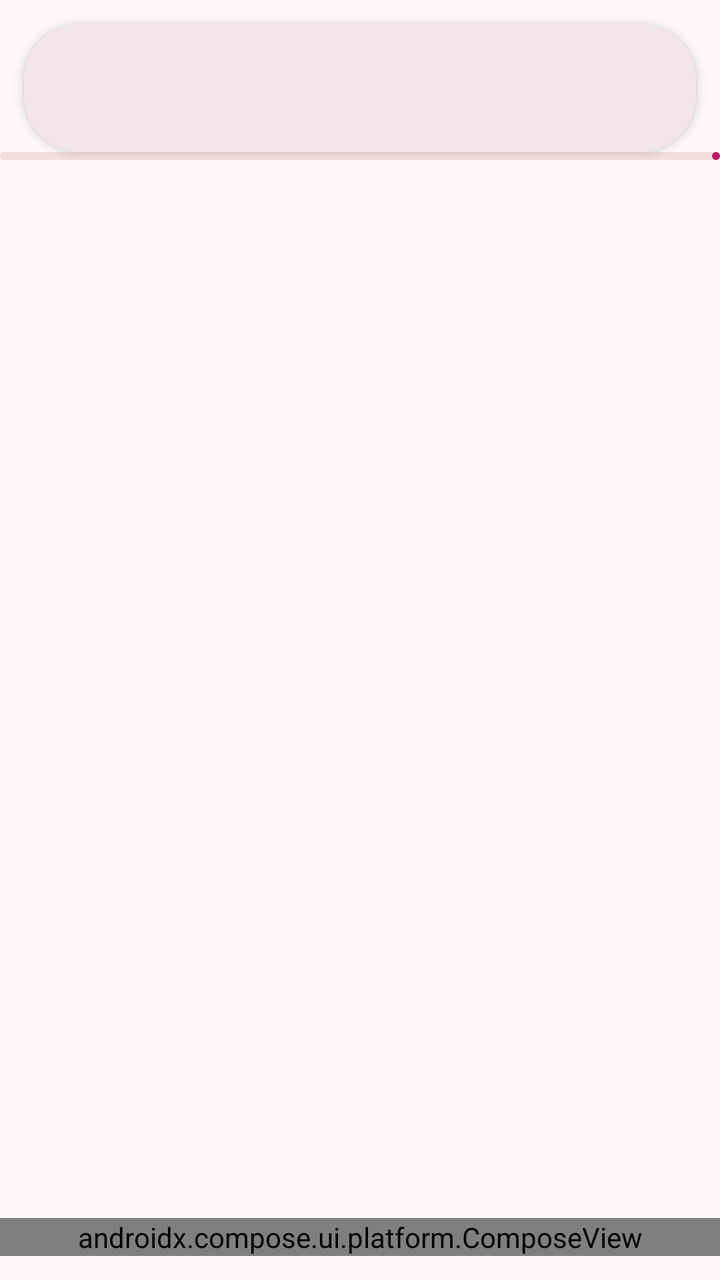
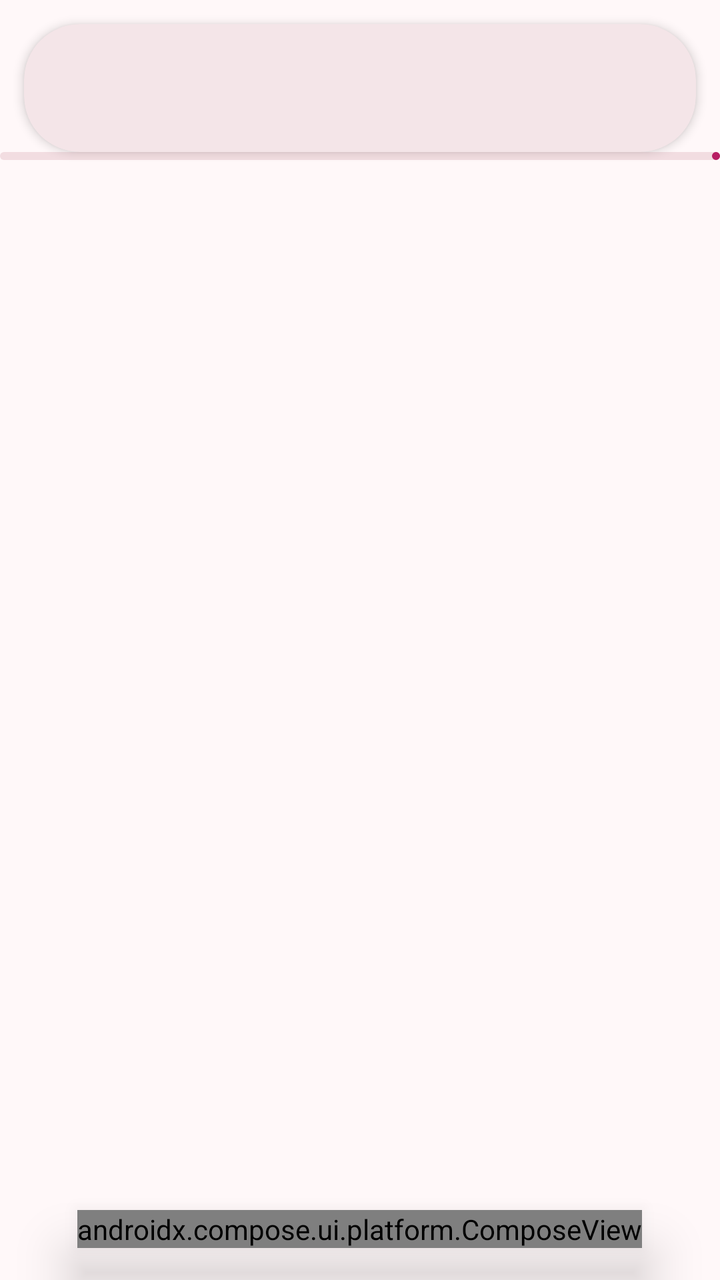

Compare the two renders of this Android layout. The source of the first and the diff that turns it into the second are given below.
<!-- AndroidManifest.xml: application theme AppTheme -->
<!-- res/layout/activity_main.xml -->
<RelativeLayout
    xmlns:android="http://schemas.android.com/apk/res/android"
    xmlns:app="http://schemas.android.com/apk/res-auto"
    xmlns:tools="http://schemas.android.com/tools"
    android:layout_width="match_parent"
    android:layout_height="match_parent"
    android:id="@+id/main"
    tools:ignore="ContentDescription">

    
    <com.google.android.material.card.MaterialCardView
        style="@style/Widget.Material3.CardView.Elevated"
        android:backgroundTint="?attr/colorSurfaceContainerHigh"
        app:cardElevation="3dp"
        app:strokeWidth="0dp"
        android:id="@+id/appBar"
        android:layout_width="match_parent"
        android:layout_height="64dp"
        android:layout_marginStart="12dp"
        android:layout_marginEnd="12dp"
        android:layout_marginTop="12dp"
        android:layout_alignParentTop="true"
        app:cardCornerRadius="28dp">

        <LinearLayout
            android:layout_width="wrap_content"
            android:layout_height="match_parent"
            android:orientation="horizontal">

            <com.google.android.material.card.MaterialCardView
                android:id="@+id/item_cardView"
                style="@style/Widget.Material3.CardView.Filled"
                android:layout_width="28dp"
                android:layout_height="28dp"
                android:layout_marginStart="16dp"
                android:backgroundTint="@android:color/transparent"
                android:layout_gravity="center_vertical"
                app:cardCornerRadius="8dp">

                <ImageView
                    android:id="@+id/menu_icon"
                    android:layout_width="28dp"
                    android:layout_height="28dp"
                    android:scaleType="fitCenter"
                    tools:ignore="ContentDescription" />

            </com.google.android.material.card.MaterialCardView>

            <LinearLayout
                android:layout_width="match_parent"
                android:layout_height="match_parent"
                android:layout_marginStart="12dp"
                android:layout_marginEnd="110dp"
                android:id="@+id/textGroup"
                android:orientation="vertical"
                android:gravity="center_vertical"
                android:layout_marginBottom="8dp"
                android:layout_marginTop="8dp">

                <TextView
                    android:id="@+id/appBar_title"
                    android:layout_width="match_parent"
                    android:layout_height="wrap_content"
                    android:layout_marginBottom="2dp"
                    android:ellipsize="end"
                    android:includeFontPadding="false"
                    android:maxLines="1"
                    android:textAppearance="?attr/textAppearanceTitleMedium"
                    android:textColor="?attr/colorOnSurface"
                    android:textStyle="bold"/>

                <TextView
                    android:id="@+id/appbar_URL"
                    android:layout_width="match_parent"
                    android:layout_height="wrap_content"
                    android:ellipsize="end"
                    android:includeFontPadding="false"
                    android:maxLines="1"
                    android:textAppearance="?attr/textAppearanceBodySmall"
                    android:textColor="?attr/colorOutline"/>

            </LinearLayout>

        </LinearLayout>

    </com.google.android.material.card.MaterialCardView>

    <LinearLayout
        android:id="@+id/appBar_buttons"
        android:visibility="gone"
        android:layout_width="wrap_content"
        android:layout_height="64dp"
        android:layout_alignParentEnd="true"
        android:layout_alignParentTop="true"
        android:orientation="horizontal"
        android:layout_marginEnd="16dp"
        android:layout_marginTop="12dp"
        tools:ignore="RelativeOverlap">

        <com.google.android.material.floatingactionbutton.FloatingActionButton
            android:id="@+id/fab_overview"
            style="@style/Widget.Material3.Button.IconButton.Outlined"
            app:backgroundTint="?attr/colorSurfaceContainerHighest"
            app:borderWidth="0.5dp"
            android:layout_width="wrap_content"
            android:layout_height="wrap_content"
            android:layout_gravity="center"
            android:src="@drawable/icon_bookmark"
            app:maxImageSize="20dp"
            app:fabCustomSize="40dp"
            app:elevation="1dp" />

        <com.google.android.material.floatingactionbutton.FloatingActionButton
            android:id="@+id/fab_menu"
            style="@style/Widget.Material3.Button.IconButton.Outlined"
            app:backgroundTint="?attr/colorSurfaceContainerHighest"
            app:borderWidth="0.5dp"
            android:layout_width="wrap_content"
            android:layout_height="wrap_content"
            android:layout_gravity="center"
            android:layout_marginStart="8dp"
            android:src="@drawable/icon_profile_standard"
            app:maxImageSize="20dp"
            app:fabCustomSize="40dp"
            app:elevation="1dp" />

    </LinearLayout>

    
    <com.google.android.material.progressindicator.LinearProgressIndicator
        android:id="@+id/main_progress_bar"
        android:layout_width="match_parent"
        android:layout_height="wrap_content"
        android:layout_below="@id/appBar"
        app:indicatorColor="?attr/colorPrimary"
        app:trackColor="?attr/colorSurfaceVariant"
        app:trackThickness="4dp"/>

    
    <FrameLayout
        android:id="@+id/main_content"
        android:layout_width="match_parent"
        android:layout_height="match_parent"
        android:layout_below="@id/main_progress_bar"
        android:layout_above="@+id/bottom_nav_compose"/>

    
    <com.google.android.material.floatingactionbutton.FloatingActionButton
        android:id="@+id/fab_showAppBar"
        android:layout_alignParentTop="true"
        android:layout_alignParentStart="true"
        android:layout_marginStart="16dp"
        android:layout_marginTop="16dp"
        android:src="@drawable/icon_up"
        app:elevation="2dp"
        style="@style/Widget.Material3.Button.IconButton.Outlined"
        app:backgroundTint="?attr/colorSurfaceContainerHighest"
        app:borderWidth="0.5dp"
        android:layout_width="wrap_content"
        android:layout_height="wrap_content"
        android:layout_gravity="center"
        app:maxImageSize="20dp"
        app:fabCustomSize="42dp"
        android:visibility="gone"/>

    
    <com.google.android.material.card.MaterialCardView
        android:id="@+id/searchOnSiteLayout"
        android:visibility="gone"
        style="@style/Widget.Material3.CardView.Elevated"
        android:backgroundTint="?attr/colorSurfaceContainerHigh"
        app:cardElevation="4dp"
        app:strokeWidth="0dp"
        android:layout_width="match_parent"
        android:layout_height="72dp"
        android:layout_margin="12dp"
        android:layout_alignParentTop="true"
        app:cardCornerRadius="28dp"
        android:orientation="vertical">

        <RelativeLayout
            android:layout_width="match_parent"
            android:layout_height="match_parent">

            <Button
                android:id="@+id/searchOnSite_buttonClose"
                style="@style/Widget.Material3.Button.IconButton"
                android:layout_width="wrap_content"
                android:layout_height="wrap_content"
                android:layout_alignParentEnd="true"
                android:layout_centerInParent="true"
                android:layout_marginEnd="10dp"
                app:icon="@drawable/icon_close" />

            <com.google.android.material.textfield.TextInputLayout
                android:id="@+id/searchOnSite_textField"
                style="@style/Widget.Material3.TextInputLayout.OutlinedBox"
                android:layout_width="match_parent"
                android:layout_height="match_parent"
                android:layout_alignParentTop="true"
                android:layout_toStartOf="@+id/searchOnSite_buttonClose"
                android:paddingEnd="10dp"
                android:paddingStart="10dp"
                android:paddingBottom="5dp"
                android:paddingTop="5dp"
                android:hint="@string/menu_other_searchSite"
                app:boxCornerRadiusTopStart="24dp"
                app:boxCornerRadiusTopEnd="24dp"
                app:boxCornerRadiusBottomStart="24dp"
                app:boxCornerRadiusBottomEnd="24dp"
                app:boxStrokeWidth="0.8dp"
                app:boxStrokeWidthFocused="1.5dp"
                app:startIconDrawable="@drawable/icon_up"
                app:endIconDrawable="@drawable/icon_down"
                app:endIconMode="custom">

                <com.google.android.material.textfield.TextInputEditText
                    android:id="@+id/searchOnSite_input"
                    android:layout_width="match_parent"
                    android:layout_height="wrap_content"
                    android:inputType="text|textUri"
                    android:selectAllOnFocus="true"/>

            </com.google.android.material.textfield.TextInputLayout>

        </RelativeLayout>

    </com.google.android.material.card.MaterialCardView>

    
    <androidx.compose.ui.platform.ComposeView
        android:id="@+id/bottom_nav_compose"
        android:layout_width="match_parent"
        android:layout_height="wrap_content"
        android:layout_alignParentBottom="true"
        android:layout_marginBottom="12dp"/>

</RelativeLayout>
<!-- resources referenced by this layout -->
<resources>
  <!-- drawable icon_down (drawable) -->
  <vector xmlns:android="http://schemas.android.com/apk/res/android"
      android:width="24dp"
      android:height="24dp"
      android:viewportWidth="960"
      android:viewportHeight="960"
      android:tint="?attr/colorControlNormal">
    <path
        android:fillColor="@android:color/white"
        android:pathData="M480,598Q472,598 465,595.5Q458,593 452,587L268,403Q257,392 257,375Q257,358 268,347Q279,336 296,336Q313,336 324,347L480,503L636,347Q647,336 664,336Q681,336 692,347Q703,358 703,375Q703,392 692,403L508,587Q502,593 495,595.5Q488,598 480,598Z"/>
  </vector>
  <!-- drawable icon_up (drawable) -->
  <vector xmlns:android="http://schemas.android.com/apk/res/android"
      android:width="24dp"
      android:height="24dp"
      android:viewportWidth="960"
      android:viewportHeight="960"
      android:tint="?attr/colorControlNormal">
    <path
        android:fillColor="@android:color/white"
        android:pathData="M480,431L324,587Q313,598 296,598Q279,598 268,587Q257,576 257,559Q257,542 268,531L452,347Q458,341 465,338.5Q472,336 480,336Q488,336 495,338.5Q502,341 508,347L692,531Q703,542 703,559Q703,576 692,587Q681,598 664,598Q647,598 636,587L480,431Z"/>
  </vector>
  <string name="menu_other_searchSite">Search on site</string>
  <color name="md_theme_primary">#B81D63</color>
  <color name="md_theme_onPrimary">#FFFFFF</color>
  <color name="md_theme_primaryContainer">#FFD9E2</color>
  <color name="md_theme_onPrimaryContainer">#3E001D</color>
  <color name="md_theme_secondary">#74565F</color>
  <color name="md_theme_onSecondary">#FFFFFF</color>
  <color name="md_theme_secondaryContainer">#FFD9E2</color>
  <color name="md_theme_onSecondaryContainer">#2B151C</color>
  <color name="md_theme_tertiary">#006874</color>
  <color name="md_theme_onTertiary">#FFFFFF</color>
  <color name="md_theme_tertiaryContainer">#9EEFFF</color>
  <color name="md_theme_onTertiaryContainer">#001F24</color>
  <color name="md_theme_error">#BA1A1A</color>
  <color name="md_theme_onError">#FFFFFF</color>
  <color name="md_theme_errorContainer">#FFDAD6</color>
  <color name="md_theme_onErrorContainer">#410002</color>
  <color name="md_theme_background">#FFF8F9</color>
  <color name="md_theme_onBackground">#201A1C</color>
  <color name="md_theme_surface">#FFF8F9</color>
  <color name="md_theme_onSurface">#201A1C</color>
  <color name="md_theme_surfaceVariant">#F2DDE1</color>
  <color name="md_theme_onSurfaceVariant">#514347</color>
  <color name="md_theme_outline">#837377</color>
  <color name="md_theme_outlineVariant">#D5C2C6</color>
  <color name="md_theme_inverseSurface">#362E31</color>
  <color name="md_theme_inverseOnSurface">#FAEEF0</color>
  <color name="md_theme_inversePrimary">#FFB1C8</color>
  <color name="md_theme_primaryFixed">#FFD9E2</color>
  <color name="md_theme_onPrimaryFixed">#3E001D</color>
  <color name="md_theme_primaryFixedDim">#FFB1C8</color>
  <color name="md_theme_onPrimaryFixedVariant">#8E0045</color>
  <color name="md_theme_secondaryFixed">#FFD9E2</color>
  <color name="md_theme_onSecondaryFixed">#2B151C</color>
  <color name="md_theme_secondaryFixedDim">#E3BDC6</color>
  <color name="md_theme_onSecondaryFixedVariant">#5B3F47</color>
  <color name="md_theme_tertiaryFixed">#9EEFFF</color>
  <color name="md_theme_onTertiaryFixed">#001F24</color>
  <color name="md_theme_tertiaryFixedDim">#80D4E4</color>
  <color name="md_theme_onTertiaryFixedVariant">#004F58</color>
  <color name="md_theme_surfaceDim">#E5D6D9</color>
  <color name="md_theme_surfaceBright">#FFF8F9</color>
  <color name="md_theme_surfaceContainerLowest">#FFFFFF</color>
  <color name="md_theme_surfaceContainerLow">#FDF1F3</color>
  <color name="md_theme_surfaceContainer">#FAEBEE</color>
  <color name="md_theme_surfaceContainerHigh">#F4E5E8</color>
  <color name="md_theme_surfaceContainerHighest">#EEE0E3</color>
  <!-- unchanged entries left out for length: 4 -->
</resources>

<!-- the commit's change to res/layout/activity_main.xml (unified diff, before → after) -->
@@ -141,27 +141,7 @@
         android:id="@+id/main_content"
         android:layout_width="match_parent"
         android:layout_height="match_parent"
-        android:layout_below="@id/main_progress_bar"
-        android:layout_above="@+id/bottom_nav_compose"/>
-
-    
-    <com.google.android.material.floatingactionbutton.FloatingActionButton
-        android:id="@+id/fab_showAppBar"
-        android:layout_alignParentTop="true"
-        android:layout_alignParentStart="true"
-        android:layout_marginStart="16dp"
-        android:layout_marginTop="16dp"
-        android:src="@drawable/icon_up"
-        app:elevation="2dp"
-        style="@style/Widget.Material3.Button.IconButton.Outlined"
-        app:backgroundTint="?attr/colorSurfaceContainerHighest"
-        app:borderWidth="0.5dp"
-        android:layout_width="wrap_content"
-        android:layout_height="wrap_content"
-        android:layout_gravity="center"
-        app:maxImageSize="20dp"
-        app:fabCustomSize="42dp"
-        android:visibility="gone"/>
+        android:layout_below="@id/main_progress_bar"/>
 
     
     <com.google.android.material.card.MaterialCardView
@@ -230,9 +210,11 @@
     
     <androidx.compose.ui.platform.ComposeView
         android:id="@+id/bottom_nav_compose"
-        android:layout_width="match_parent"
+        android:layout_width="wrap_content"
         android:layout_height="wrap_content"
         android:layout_alignParentBottom="true"
-        android:layout_marginBottom="12dp"/>
+        android:layout_centerHorizontal="true"
+        android:layout_marginBottom="16dp"
+        android:elevation="16dp"/>
 
 </RelativeLayout>
